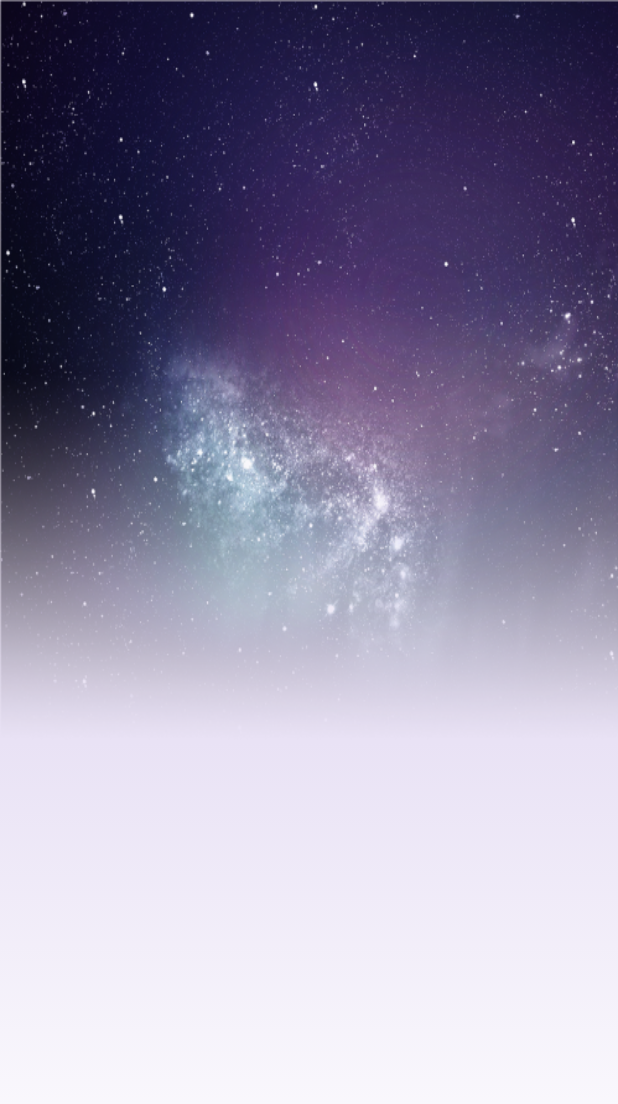
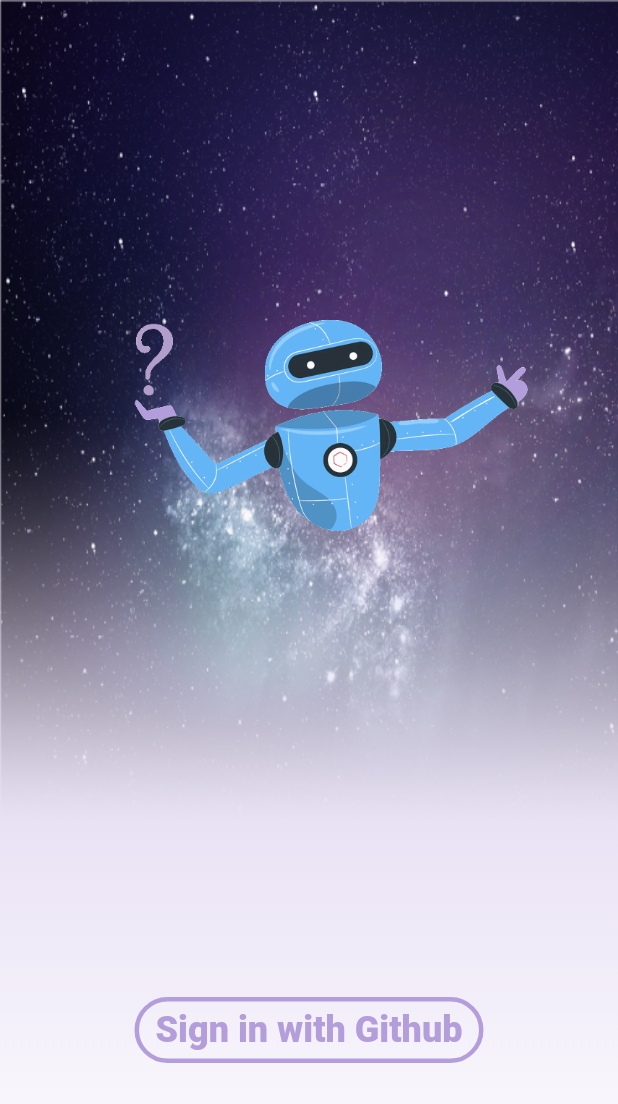
Before and after one commit to evrenvural/question-what-chat-app, a Flutter app: the LoginView screen opened by its route, on a phone screen of 412 x 824 dp. Shown: the top 1104 px of the screen. Run offline on Flutter 3.47's test engine with Material 2 defaults, Android fonts, the phone set to English and light mode, and no system bars.

Commit message:
login view was completed

```diff
--- a/lib/core/colors.dart
+++ b/lib/core/my_colors.dart
@@ -1,6 +1,6 @@
 import 'package:flutter/material.dart';
 
-class Colors {
+class MyColors {
   static const Color BLUE = Color(0xff64B5F6);
   static const Color PURPLE = Color(0xffB39DDB);
 }
--- /dev/null
+++ b/lib/core/widgets/rounded_button_widget.dart
@@ -0,0 +1,39 @@
+import 'package:flutter/material.dart';
+
+class RoundedButtonWidget extends StatelessWidget {
+  const RoundedButtonWidget(
+      {Key key,
+      this.toolTip,
+      this.color,
+      this.text,
+      this.padding,
+      @required this.onPressed})
+      : super(key: key);
+
+  final String toolTip;
+  final Color color;
+  final String text;
+  final EdgeInsetsGeometry padding;
+  final VoidCallback onPressed;
+
+  @override
+  Widget build(BuildContext context) {
+    return Tooltip(
+      message: toolTip,
+      child: OutlineButton(
+        borderSide: BorderSide(width: 3, color: color),
+        shape:
+            RoundedRectangleBorder(borderRadius: BorderRadius.circular(30.0)),
+        padding: padding,
+        child: Text(
+          text,
+          style: Theme.of(context)
+              .textTheme
+              .headline5
+              .copyWith(color: color, fontWeight: FontWeight.w900),
+        ),
+        onPressed: () {},
+      ),
+    );
+  }
+}
--- a/lib/views/login_view.dart
+++ b/lib/views/login_view.dart
@@ -1,4 +1,7 @@
 import 'package:flutter/material.dart';
+
+import 'package:group_6/core/my_colors.dart';
+import 'package:group_6/core/widgets/rounded_button_widget.dart';
 
 class LoginView extends StatelessWidget {
   const LoginView({Key key}) : super(key: key);
@@ -10,29 +13,52 @@ class LoginView extends StatelessWidget {
       body: Column(
         mainAxisAlignment: MainAxisAlignment.start,
         children: <Widget>[
-          Flexible(
-            flex: 3,
-            child: Container(
+          Flexible(flex: 4, child: buildLogoContainer(context)),
+          Flexible(flex: 2, child: buildButtonContainer(context))
+        ],
+      ),
+    );
+  }
+
+  Container buildLogoContainer(context) {
+    return Container(
       decoration: BoxDecoration(
         image: DecorationImage(
           alignment: Alignment.topCenter,
           image: AssetImage("assets/background.png"),
           fit: BoxFit.fill,
         ),
-            )),
       ),
-          Flexible(
-            flex: 2,
-            child: Container(
+      child: buildLogo(context),
+    );
+  }
+
+  Center buildLogo(context) {
+    return Center(
+      child: Image(image: AssetImage("assets/robot_profile.gif")),
+    );
+  }
+
+  Container buildButtonContainer(context) {
+    return Container(
       decoration: BoxDecoration(
         gradient: LinearGradient(
             begin: Alignment.topCenter,
             end: Alignment.bottomCenter,
-                colors: [Color(0xffe9e2f5), Colors.white],
+            colors: [Color(0xffe9e2f5), Colors.white]),
       ),
-            )),
-          )
-        ],
+      child: buildSignInButton(context),
+    );
+  }
+
+  Center buildSignInButton(context) {
+    return Center(
+      child: RoundedButtonWidget(
+        toolTip: "Sign In With Github",
+        color: MyColors.PURPLE,
+        text: "Sign in with Github",
+        padding: EdgeInsets.symmetric(vertical: 8.0, horizontal: 14.0),
+        onPressed: () {},
       ),
     );
   }
```
Lines whose indentation alone changed are shown as unchanged.
